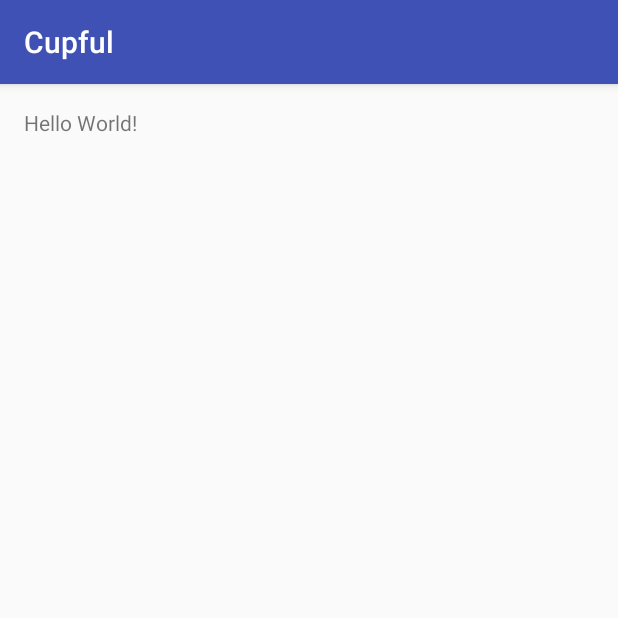
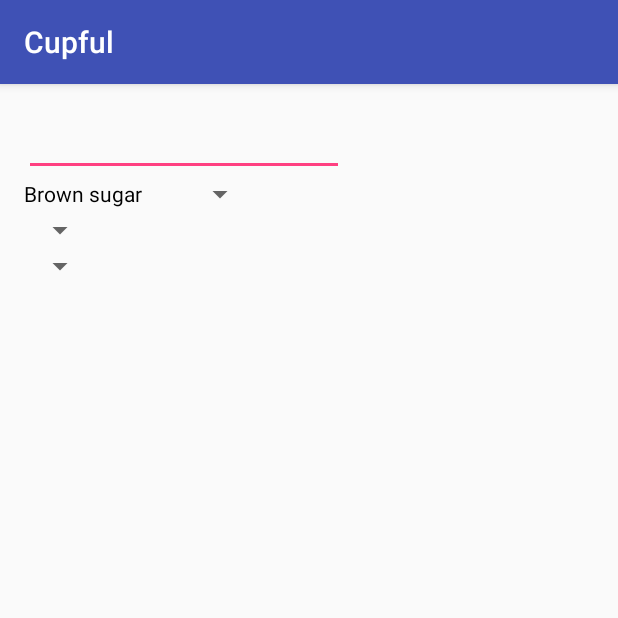
Before and after one commit to sudonatalie/cupful-android, an Android app: the screen it shows after launch (MainActivity), on a phone screen of 412 x 824 dp, the top half of it. Run offline under Robolectric (Android 15) with nearby library versions, the phone set to English and light mode, and no system bars.

Commit message:
Basic screen showing ingredient choices from database.

```diff
--- /dev/null
+++ b/app/src/main/java/com/natalieperna/cupful/Config.java
@@ -0,0 +1,6 @@
+package com.natalieperna.cupful;
+
+public class Config {
+    public static final String DATABASE_NAME = "database.db";
+    public static final int DATABASE_VERSION = 1;
+}
--- /dev/null
+++ b/app/src/main/java/com/natalieperna/cupful/DatabaseHelper.java
@@ -0,0 +1,123 @@
+package com.natalieperna.cupful;
+
+import android.content.Context;
+import android.database.Cursor;
+import android.database.sqlite.SQLiteDatabase;
+import android.database.sqlite.SQLiteException;
+import android.database.sqlite.SQLiteOpenHelper;
+import android.util.Log;
+
+import java.io.File;
+import java.io.FileOutputStream;
+import java.io.IOException;
+import java.io.InputStream;
+import java.io.OutputStream;
+import java.util.ArrayList;
+import java.util.List;
+
+// Ref: http://www.concretepage.com/android/android-ship-sqlite-database-with-apk-copy-sqlite-database-from-assets-folder-to-data-example
+
+public class DatabaseHelper extends SQLiteOpenHelper {
+    private final static String TAG = "DatabaseHelper";
+    private final Context context;
+    private String filePath;
+
+    public DatabaseHelper(Context context) {
+        super(context, Config.DATABASE_NAME, null, Config.DATABASE_VERSION);
+        this.context = context;
+        String filesDir = context.getFilesDir().getAbsolutePath();
+        filePath = filesDir + "/" + Config.DATABASE_NAME;
+    }
+
+    public void prepareDatabase() throws IOException {
+        boolean dbExist = checkDataBase();
+        if (false) { // TODO Make dbExist work here
+            Log.d(TAG, "Database exists.");
+            int currentDBVersion = getVersionId();
+            if (Config.DATABASE_VERSION > currentDBVersion) {
+                Log.d(TAG, "Database version is higher than old.");
+                deleteDb();
+                try {
+                    copyDataBase();
+                } catch (IOException e) {
+                    Log.e(TAG, e.getMessage());
+                }
+            }
+        } else {
+            try {
+                copyDataBase();
+            } catch (IOException e) {
+                Log.e(TAG, e.getMessage());
+            }
+        }
+    }
+
+    private boolean checkDataBase() {
+        boolean checkDB = false;
+        try {
+            File file = new File(filePath);
+            checkDB = file.exists();
+            // TODO Actually check that expected tables exist
+        } catch (SQLiteException e) {
+            Log.d(TAG, e.getMessage());
+        }
+        return checkDB;
+    }
+
+    private void copyDataBase() throws IOException {
+        OutputStream os = new FileOutputStream(filePath);
+        InputStream is = context.getAssets().open(Config.DATABASE_NAME);
+        byte[] buffer = new byte[1024];
+        int length;
+        while ((length = is.read(buffer)) > 0) {
+            os.write(buffer, 0, length);
+        }
+        is.close();
+        os.flush();
+        os.close();
+    }
+
+    public void deleteDb() {
+        File file = new File(filePath);
+        if (file.exists()) {
+            file.delete();
+            Log.d(TAG, "Database deleted.");
+        }
+    }
+
+    @Override
+    public void onCreate(SQLiteDatabase db) {
+        Log.d(TAG, "onCreate");
+    }
+
+    @Override
+    public void onUpgrade(SQLiteDatabase db, int oldVersion, int newVersion) {
+    }
+
+    private int getVersionId() {
+        SQLiteDatabase db = SQLiteDatabase.openDatabase(filePath, null, SQLiteDatabase.OPEN_READONLY);
+        String query = "SELECT version_id FROM dbVersion";
+        Cursor cursor = db.rawQuery(query, null);
+        cursor.moveToFirst();
+        int v = cursor.getInt(0);
+        db.close();
+        return v;
+    }
+
+    public List<Ingredient> getIngredients() {
+        SQLiteDatabase db = SQLiteDatabase.openDatabase(filePath, null, SQLiteDatabase.OPEN_READONLY);
+        String query = "SELECT id, name, ozPerCup FROM ingredient";
+        Cursor cursor = db.rawQuery(query, null);
+        List<Ingredient> list = new ArrayList<>();
+        while (cursor.moveToNext()) {
+            Ingredient ingredient = new Ingredient(
+                    cursor.getInt(0),
+                    cursor.getString(1),
+                    cursor.getInt(2)
+            );
+            list.add(ingredient);
+        }
+        db.close();
+        return list;
+    }
+}
--- /dev/null
+++ b/app/src/main/java/com/natalieperna/cupful/Ingredient.java
@@ -0,0 +1,25 @@
+package com.natalieperna.cupful;
+
+public class Ingredient {
+    private int id;
+    private String name;
+    private double ozPerCup;
+
+    public Ingredient(int id, String name, double ozPerCup) {
+        this.id = id;
+        this.name = name;
+        this.ozPerCup = ozPerCup;
+    }
+
+    public int getId() {
+        return id;
+    }
+
+    public String getName() {
+        return name;
+    }
+
+    public double getOzPerCup() {
+        return ozPerCup;
+    }
+}
--- /dev/null
+++ b/app/src/main/java/com/natalieperna/cupful/IngredientAdapter.java
@@ -0,0 +1,59 @@
+package com.natalieperna.cupful;
+
+import android.content.Context;
+import android.graphics.Color;
+import android.view.View;
+import android.view.ViewGroup;
+import android.widget.ArrayAdapter;
+import android.widget.TextView;
+
+import java.util.List;
+
+// Ref: http://stackoverflow.com/questions/1625249/android-how-to-bind-spinner-to-custom-object-list
+public class IngredientAdapter extends ArrayAdapter<Ingredient> {
+    private Context context;
+    private List<Ingredient> values;
+
+    public IngredientAdapter(Context context, int textViewResourceId, List<Ingredient> values) {
+        super(context, textViewResourceId, values);
+        this.context = context;
+        this.values = values;
+    }
+
+    public int getCount() {
+        return values.size();
+    }
+
+    public Ingredient getItem(int position) {
+        return values.get(position);
+    }
+
+    public long getItemId(int position) {
+        return position;
+    }
+
+    // This is for the "passive" state of the spinner
+    @Override
+    public View getView(int position, View convertView, ViewGroup parent) {
+        // I created a dynamic TextView here, but you can reference your own  custom layout for each spinner item
+        TextView label = new TextView(context);
+        label.setTextColor(Color.BLACK);
+        // Then you can get the current item using the values array (Ingredients array) and the current position
+        // You can NOW reference each method you has created in your bean object (Ingredient class)
+        label.setText(getItem(position).getName());
+
+        // And finally return your dynamic (or custom) view for each spinner item
+        return label;
+    }
+
+    // And here is when the "chooser" is popped up
+    // Normally is the same view, but you can customize it if you want
+    @Override
+    public View getDropDownView(int position, View convertView, ViewGroup parent) {
+        TextView label = new TextView(context);
+        label.setTextColor(Color.BLACK);
+        label.setText(getItem(position).getName());
+
+        return label;
+    }
+}
--- a/app/src/main/java/com/natalieperna/cupful/MainActivity.java
+++ b/app/src/main/java/com/natalieperna/cupful/MainActivity.java
@@ -2,12 +2,55 @@ package com.natalieperna.cupful;
 
 import android.support.v7.app.AppCompatActivity;
 import android.os.Bundle;
+import android.util.Log;
+import android.view.View;
+import android.widget.AdapterView;
+import android.widget.ArrayAdapter;
+import android.widget.Spinner;
+import android.widget.Toast;
+
+import java.io.IOException;
+import java.util.List;
 
 public class MainActivity extends AppCompatActivity {
+    private final static String TAG = "MainActivity";
+    DatabaseHelper dbHelper = null;
 
     @Override
     protected void onCreate(Bundle savedInstanceState) {
         super.onCreate(savedInstanceState);
         setContentView(R.layout.activity_main);
+
+        // Setup database
+        dbHelper = new DatabaseHelper(this);
+        try {
+            dbHelper.prepareDatabase();
+        } catch (IOException e) {
+            Log.e(TAG, e.getMessage());
+        }
+
+        // Show ingredients in spinner
+        Spinner ingredientSpinner = (Spinner) findViewById(R.id.ingredient);
+        List<Ingredient> ingredients = dbHelper.getIngredients();
+        final IngredientAdapter ingredientAdapter = new IngredientAdapter(this, android.R.layout.simple_spinner_item, ingredients);
+        //ArrayAdapter<CharSequence> ingredientAdapter = ArrayAdapter.createFromResource(this, R.array.planets_array, android.R.layout.simple_spinner_item);
+        ingredientAdapter.setDropDownViewResource(android.R.layout.simple_spinner_dropdown_item);
+        ingredientSpinner.setAdapter(ingredientAdapter);
+        ingredientSpinner.setOnItemSelectedListener(new AdapterView.OnItemSelectedListener() {
+
+            @Override
+            public void onItemSelected(AdapterView<?> ingredientAdapterView, View view,
+                                       int position, long id) {
+                // Here you get the current item (a User object) that is selected by its position
+                Ingredient currentIngredient = ingredientAdapter.getItem(position);
+                // Here you can do the action you want to...
+                Toast.makeText(getApplicationContext(), "Name: " + currentIngredient.getName(),
+                        Toast.LENGTH_SHORT).show();
+            }
+
+            @Override
+            public void onNothingSelected(AdapterView<?> ingredientAdapter) {
+            }
+        });
     }
 }
--- a/app/src/main/res/layout/activity_main.xml
+++ b/app/src/main/res/layout/activity_main.xml
@@ -9,8 +9,38 @@
     android:paddingTop="@dimen/activity_vertical_margin"
     tools:context="com.natalieperna.cupful.MainActivity">
 
-    <TextView
+
+    <EditText
         android:layout_width="wrap_content"
         android:layout_height="wrap_content"
-        android:text="Hello World!" />
+        android:inputType="numberDecimal"
+        android:ems="10"
+        android:id="@+id/editText"
+        android:layout_alignParentTop="true"
+        android:layout_alignParentLeft="true"
+        android:layout_alignParentStart="true" />
+
+    <Spinner
+        android:layout_width="wrap_content"
+        android:layout_height="wrap_content"
+        android:id="@+id/ingredient"
+        android:layout_below="@+id/editText"
+        android:layout_alignParentLeft="true"
+        android:layout_alignParentStart="true" />
+
+    <Spinner
+        android:layout_width="wrap_content"
+        android:layout_height="wrap_content"
+        android:id="@+id/fromUnit"
+        android:layout_below="@+id/ingredient"
+        android:layout_alignParentLeft="true"
+        android:layout_alignParentStart="true" />
+
+    <Spinner
+        android:layout_width="wrap_content"
+        android:layout_height="wrap_content"
+        android:id="@+id/toUnit"
+        android:layout_below="@+id/fromUnit"
+        android:layout_alignParentLeft="true"
+        android:layout_alignParentStart="true" />
 </RelativeLayout>
```
Also changed, not shown: app/src/main/assets/database.db (added).
